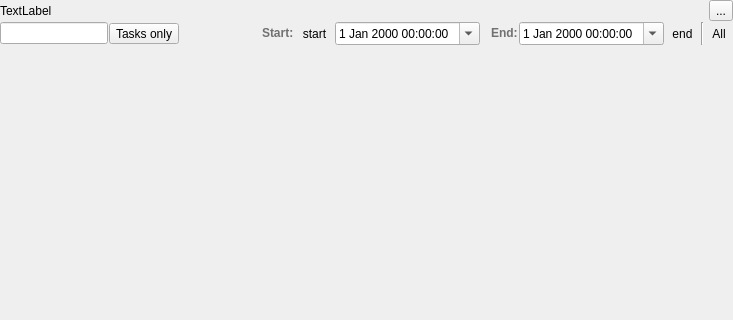
The window that Viewer/ecflowUI/src/TimelineWidget.ui (ecmwf/ecflow) describes before a commit, drawn with Qt 5; both pictures show x 0 to 733 and y 0 to 320 of the 733 by 664 pixel window.
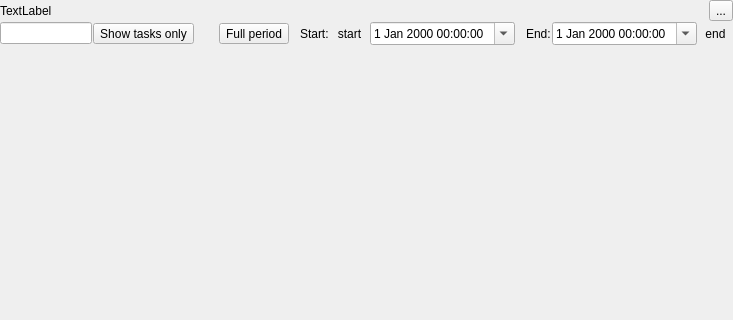
The same window after the commit. Icons and pictures are not drawn. Custom widgets are drawn as their Qt base class.

Commit message: ecFlowUI: implement timeline view ECFLOW-1264

Diff of the .ui file:
```diff
--- a/Viewer/ecflowUI/src/TimelineWidget.ui
+++ b/Viewer/ecflowUI/src/TimelineWidget.ui
@@ -59,7 +59,7 @@
      <item>
       <widget class="QToolButton" name="taskOnlyTb">
        <property name="text">
-        <string>Tasks only</string>
+        <string>Show tasks only</string>
        </property>
        <property name="checkable">
         <bool>true</bool>
@@ -79,16 +79,55 @@
        </property>
       </spacer>
      </item>
+     <item>
+      <widget class="QToolButton" name="wholePeriodTb">
+       <property name="toolTip">
+        <string>Show full period</string>
+       </property>
+       <property name="statusTip">
+        <string/>
+       </property>
+       <property name="text">
+        <string>Full period</string>
+       </property>
+       <property name="icon">
+        <iconset resource="viewer.qrc">
+         <normaloff>:/viewer/arrow_all.svg</normaloff>:/viewer/arrow_all.svg</iconset>
+       </property>
+       <property name="toolButtonStyle">
+        <enum>Qt::ToolButtonTextBesideIcon</enum>
+       </property>
+       <property name="autoRaise">
+        <bool>false</bool>
+       </property>
+      </widget>
+     </item>
+     <item>
+      <spacer name="horizontalSpacer_2">
+       <property name="orientation">
+        <enum>Qt::Horizontal</enum>
+       </property>
+       <property name="sizeType">
+        <enum>QSizePolicy::Fixed</enum>
+       </property>
+       <property name="sizeHint" stdset="0">
+        <size>
+         <width>10</width>
+         <height>20</height>
+        </size>
+       </property>
+      </spacer>
+     </item>
      <item>
       <widget class="QLabel" name="label">
        <property name="styleSheet">
-        <string notr="true">color: rgb(72, 81, 124);</string>
+        <string notr="true"/>
        </property>
        <property name="text">
-        <string>&lt;html&gt;&lt;head/&gt;&lt;body&gt;&lt;p&gt;&lt;span style=&quot; font-weight:600; color:#717171;&quot;&gt;Start:&lt;/span&gt;&lt;/p&gt;&lt;/body&gt;&lt;/html&gt;</string>
+        <string>Start:</string>
        </property>
        <property name="textFormat">
-        <enum>Qt::RichText</enum>
+        <enum>Qt::PlainText</enum>
        </property>
       </widget>
      </item>
@@ -134,11 +173,14 @@
      </item>
      <item>
       <widget class="QLabel" name="label_2">
+       <property name="styleSheet">
+        <string notr="true"/>
+       </property>
        <property name="text">
-        <string>&lt;html&gt;&lt;head/&gt;&lt;body&gt;&lt;p&gt;&lt;span style=&quot; font-weight:600; color:#717171;&quot;&gt;End:&lt;/span&gt;&lt;/p&gt;&lt;/body&gt;&lt;/html&gt;</string>
+        <string>End:</string>
        </property>
        <property name="textFormat">
-        <enum>Qt::RichText</enum>
+        <enum>Qt::PlainText</enum>
        </property>
       </widget>
      </item>
@@ -166,33 +208,6 @@
        </property>
       </widget>
      </item>
-     <item>
-      <widget class="Line" name="line">
-       <property name="orientation">
-        <enum>Qt::Vertical</enum>
-       </property>
-      </widget>
-     </item>
-     <item>
-      <widget class="QToolButton" name="wholePeriodTb">
-       <property name="toolTip">
-        <string>Show full period</string>
-       </property>
-       <property name="statusTip">
-        <string/>
-       </property>
-       <property name="text">
-        <string>All</string>
-       </property>
-       <property name="icon">
-        <iconset resource="viewer.qrc">
-         <normaloff>:/viewer/arrow_all.svg</normaloff>:/viewer/arrow_all.svg</iconset>
-       </property>
-       <property name="autoRaise">
-        <bool>true</bool>
-       </property>
-      </widget>
-     </item>
     </layout>
    </item>
    <item>
```
The commit also changes 9 other files.
